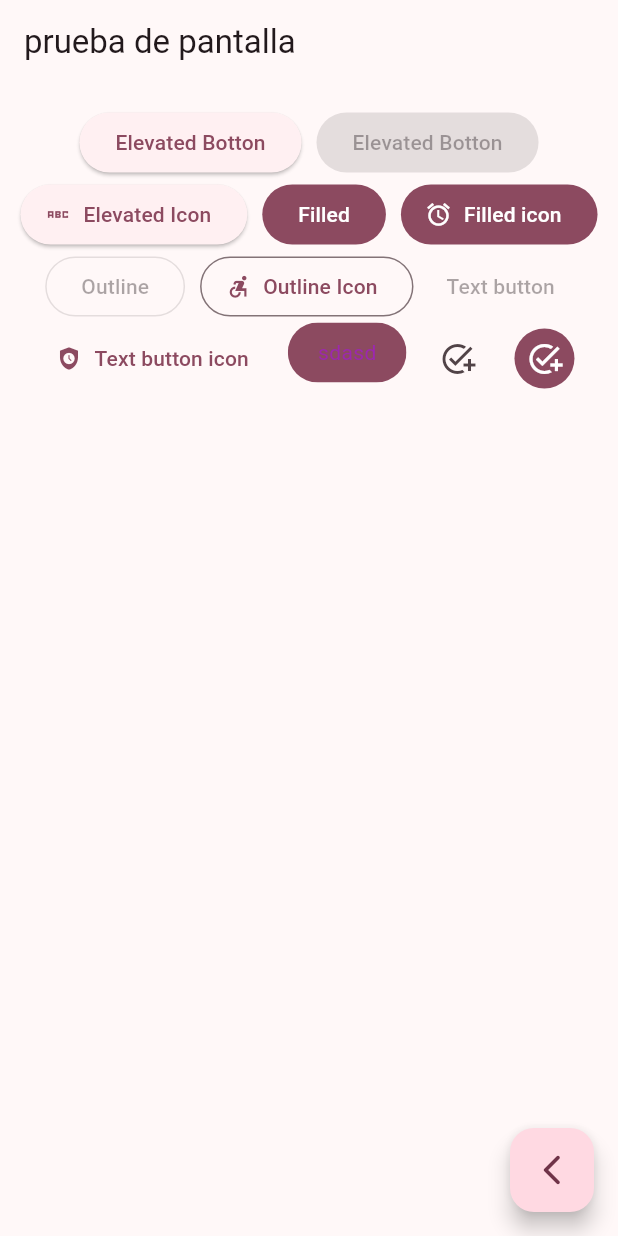
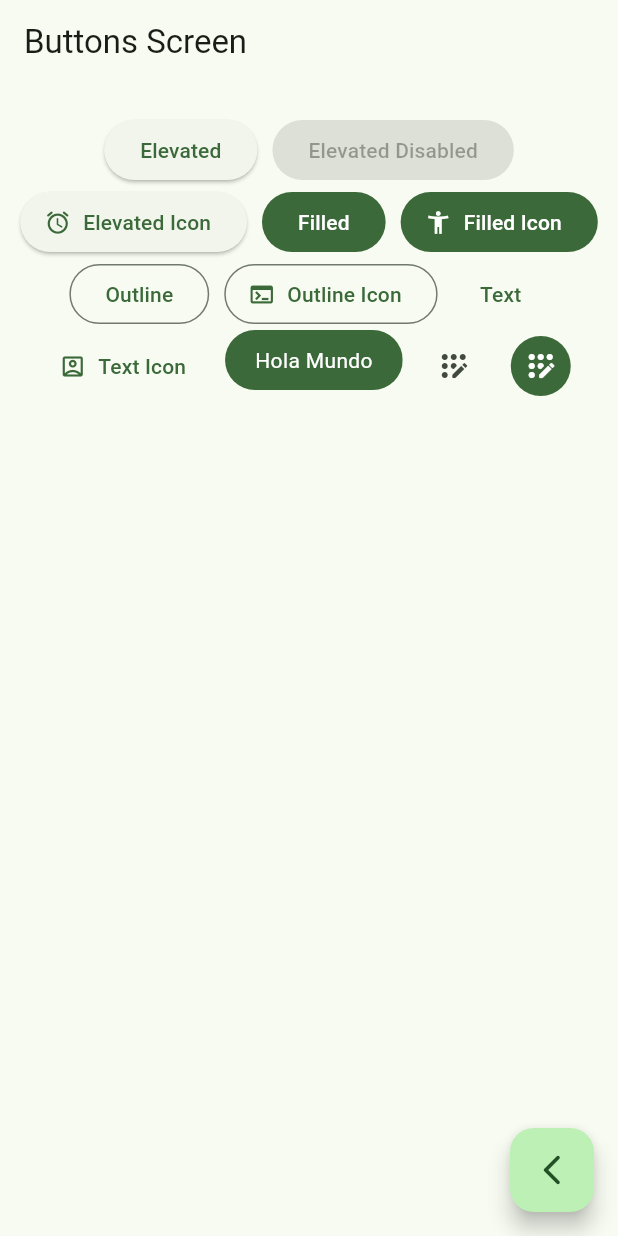
Before and after one commit to EdwinBikes/witgets_app, a Flutter app: the ButtonsScreen screen opened by its route, on a phone screen of 412 x 824 dp. Run offline on Flutter 3.47's test engine with Material 2 defaults, Android fonts, the phone set to English and light mode, and no system bars; our stand-ins replace go_router.

Commit message:
termine la primera parte del curso

```diff
--- a/lib/config/router/app_router.dart
+++ b/lib/config/router/app_router.dart
@@ -1,6 +1,7 @@
 import 'package:go_router/go_router.dart';
 import 'package:widgets_app/presentation/screens/screens.dart';
 
+// GoRouter configuration
 final appRouter = GoRouter(
   initialLocation: '/',
   routes: [
--- a/lib/config/theme/app_theme.dart
+++ b/lib/config/theme/app_theme.dart
@@ -2,29 +2,26 @@
 
 const colorList = <Color>[
   Colors.blue,
+  Colors.teal,
+  Colors.green,
   Colors.red,
-  Colors.black,
-  Colors.yellow,
-  Colors.blueGrey,
-  Colors.green,
-  Colors.greenAccent,
-  Colors.lightGreen,
-  Colors.yellowAccent,
   Colors.purple,
-  Colors.brown,
+  Colors.deepPurple,
+  Colors.orange,
   Colors.pink,
+  Colors.pinkAccent,
 ];
 
 class AppTheme {
   final int selectedColor;
+
   AppTheme({this.selectedColor = 0})
       : assert(selectedColor >= 0, 'Selected color must be greater then 0'),
         assert(selectedColor < colorList.length,
             'Selected color must be less or equal than ${colorList.length - 1}');
 
   ThemeData getTheme() => ThemeData(
-        useMaterial3: true,
-        colorSchemeSeed: colorList[selectedColor],
-        appBarTheme: const AppBarTheme(centerTitle: false)
-      );
+      useMaterial3: true,
+      colorSchemeSeed: colorList[selectedColor],
+      appBarTheme: const AppBarTheme(centerTitle: false));
 }
--- a/lib/presentation/screens/buttons/buttons_screen.dart
+++ b/lib/presentation/screens/buttons/buttons_screen.dart
@@ -3,18 +3,22 @@
 
 class ButtonsScreen extends StatelessWidget {
   static const String name = 'buttons_screen';
+
   const ButtonsScreen({super.key});
 
   @override
   Widget build(BuildContext context) {
     return Scaffold(
-      appBar: AppBar(title: const Text('prueba de pantalla')),
+      appBar: AppBar(
+        title: const Text('Buttons Screen'),
+      ),
       body: const _ButtonsView(),
       floatingActionButton: FloatingActionButton(
+        child: const Icon(Icons.arrow_back_ios_new_rounded),
         onPressed: () {
           context.pop();
         },
-          child: const Icon(Icons.arrow_back_ios_new_rounded)),
+      ),
     );
   }
 }
@@ -25,51 +29,50 @@
   @override
   Widget build(BuildContext context) {
     final colors = Theme.of(context).colorScheme;
+
     return SizedBox(
       width: double.infinity,
       child: Padding(
-        padding: const EdgeInsets.symmetric(horizontal: 10, vertical: 15),
+        padding: const EdgeInsets.symmetric(horizontal: 10, vertical: 20),
         child: Wrap(
           spacing: 10,
           alignment: WrapAlignment.center,
           children: [
-            ElevatedButton(
-                onPressed: () {}, child: const Text('Elevated Botton')),
+            ElevatedButton(onPressed: () {}, child: const Text('Elevated')),
             const ElevatedButton(
-                onPressed: null, child: Text('Elevated Botton')),
+                onPressed: null, child: Text('Elevated Disabled')),
             ElevatedButton.icon(
                 onPressed: () {},
-              icon: const Icon(Icons.abc_sharp),
-              label: const Text('Elevated Icon'),
-            ),
+                icon: const Icon(Icons.access_alarm_rounded),
+                label: const Text('Elevated Icon')),
             FilledButton(onPressed: () {}, child: const Text('Filled')),
             FilledButton.icon(
               onPressed: () {},
-                icon: const Icon(Icons.access_alarm),
-                label: const Text('Filled icon')),
-            const OutlinedButton(onPressed: null, child: Text('Outline')),
+              icon: const Icon(Icons.accessibility_new),
+              label: const Text('Filled Icon'),
+            ),
+            OutlinedButton(onPressed: () {}, child: const Text('Outline')),
             OutlinedButton.icon(
                 onPressed: () {},
-              icon: const Icon(Icons.accessible_forward_sharp),
                 label: const Text('Outline Icon'),
-            ),
-            const TextButton(onPressed: null, child: Text('Text button')),
+                icon: const Icon(Icons.terminal)),
+            TextButton(onPressed: () {}, child: const Text('Text')),
             TextButton.icon(
               onPressed: () {},
-              icon: const Icon(Icons.safety_check),
-              label: const Text('Text button icon'),
+              icon: const Icon(Icons.account_box_outlined),
+              label: const Text('Text Icon'),
             ),
             const CustomButton(),
             IconButton(
                 onPressed: () {},
-              icon: const Icon(Icons.add_task_outlined),
-            ),
+                icon: const Icon(Icons.app_registration_rounded)),
             IconButton(
               onPressed: () {},
-              icon: const Icon(Icons.add_task_outlined),
+              icon: const Icon(Icons.app_registration_rounded),
               style: ButtonStyle(
                 backgroundColor: MaterialStatePropertyAll(colors.primary),
-                  iconColor: const MaterialStatePropertyAll(Colors.white)),
+                iconColor: const MaterialStatePropertyAll(Colors.white),
+              ),
             ),
           ],
         ),
@@ -84,6 +87,7 @@
   @override
   Widget build(BuildContext context) {
     final colors = Theme.of(context).colorScheme;
+
     return ClipRRect(
       borderRadius: BorderRadius.circular(20),
       child: Material(
@@ -92,12 +96,9 @@
           onTap: () {},
           child: const Padding(
               padding: EdgeInsets.symmetric(horizontal: 20, vertical: 10),
-              child: Text(
-                'sdasd',
-                style: TextStyle(color: Colors.purple),
+              child: Text('Hola Mundo', style: TextStyle(color: Colors.white))),
         ),
       ),
-          )),
     );
   }
 }
--- a/lib/presentation/screens/screens.dart
+++ b/lib/presentation/screens/screens.dart
@@ -1,3 +1,9 @@
+export 'package:widgets_app/presentation/screens/animated/animated_screens.dart';
+export 'package:widgets_app/presentation/screens/app_tutorial/app_tutorial_screens.dart';
 export 'package:widgets_app/presentation/screens/buttons/buttons_screen.dart';
 export 'package:widgets_app/presentation/screens/cards/cards_screen.dart';
 export 'package:widgets_app/presentation/screens/home/home_screen.dart';
+export 'package:widgets_app/presentation/screens/infinite_scroll/infinite_scroll.dart';
+export 'package:widgets_app/presentation/screens/progress/progress_screen.dart';
+export 'package:widgets_app/presentation/screens/snackbar/snackbar_screen.dart';
+export 'package:widgets_app/presentation/screens/ui_controls/ui_controls_screen.dart';
```
Also changed, not shown: lib/config/menu/menu_items.dart (renamed from lib/menu/menu_items.dart, +8 -10 lines), lib/presentation/screens/animated/animated_screens.dart (added, +12 -0 lines), lib/presentation/screens/app_tutorial/app_tutorial_screens.dart (added, +12 -0 lines), lib/presentation/screens/cards/cards_screen.dart (+182 -4 lines), lib/presentation/screens/home/home_screen.dart (+17 -10 lines), lib/presentation/screens/infinite_scroll/infinite_scroll.dart (added, +13 -0 lines), lib/presentation/screens/progress/progress_screen.dart (added, +12 -0 lines), lib/presentation/screens/snackbar/snackbar_screen.dart (added, +13 -0 lines), lib/presentation/screens/ui_controls/ui_controls_screen.dart (added, +13 -0 lines). Lines whose indentation alone changed are shown as unchanged.
